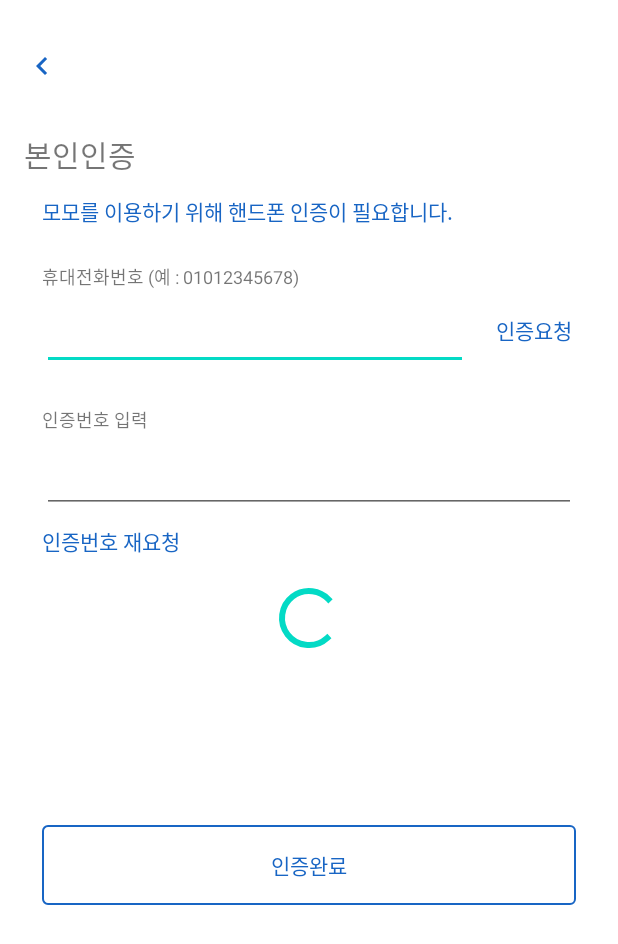
After one commit to jeonggoun/Match_APP, an Android app: the Login02Activity screen opened directly, with no data from a screen before it, on a phone screen of 412 x 824 dp. The commit adds this screen. Shown: the top 944 px of the screen. Run offline under Robolectric (Android 15) with nearby library versions, the light colour scheme and no system bars; our stand-ins replace Firebase (no records; nobody signed in at launch, a user with empty details on screens opened directly).

Commit message:
intro, login01, login02, main 연동 수정필요함 문자인증 실행 완료

```diff
--- a/app/src/main/java/com/example/match_app/JoinActivity.java
+++ b/app/src/main/java/com/example/match_app/JoinActivity.java
@@ -11,7 +11,7 @@ import android.widget.Button;
 import android.widget.EditText;
 import android.widget.Toast;
 
-import com.example.match_app.asynctask.member.Login;
+import com.example.match_app.dto.MemberDTO;
 import com.google.android.gms.tasks.OnCompleteListener;
 import com.google.android.gms.tasks.Task;
 import com.google.firebase.auth.AuthResult;
@@ -54,7 +54,7 @@ public class JoinActivity extends AppCompatActivity {
                     public void onComplete(@NonNull Task<AuthResult> task) {
                         if(task.isSuccessful()) {
                             FirebaseUser firebaseUser = mFirebaseAuth.getCurrentUser();
-                            UserAccount account = new UserAccount();
+                            MemberDTO account = new MemberDTO();
                             account.setIdToken(firebaseUser.getUid());      // 토큰정보 고유값
                             account.setEmailId(firebaseUser.getEmail());
                             account.setPassword(strPwd);
@@ -63,7 +63,7 @@ public class JoinActivity extends AppCompatActivity {
                             // setValue : database에 insert(삽입) 행위
                             mDatabaseRef.child("UserAccount").child(firebaseUser.getUid()).setValue(account);
                             Toast.makeText(JoinActivity.this, "회원가입을 성공하셨습니다.", Toast.LENGTH_SHORT).show();
-                            Intent intent = new Intent(JoinActivity.this, LoginActivity.class);
+                            Intent intent = new Intent(JoinActivity.this, Login01Activity.class);
                             startActivity(intent);
                         } else {
                             Toast.makeText(JoinActivity.this, "회원가입을 실패하셨습니다.", Toast.LENGTH_SHORT).show();
--- /dev/null
+++ b/app/src/main/java/com/example/match_app/Login02Activity.java
@@ -0,0 +1,151 @@
+package com.example.match_app;
+
+import androidx.annotation.NonNull;
+import androidx.appcompat.app.AppCompatActivity;
+
+import android.content.Intent;
+import android.graphics.Color;
+import android.os.Bundle;
+import android.os.Handler;
+import android.util.Log;
+import android.view.View;
+import android.widget.Button;
+import android.widget.EditText;
+import android.widget.TextView;
+import android.widget.Toast;
+
+import com.google.android.gms.tasks.OnCompleteListener;
+import com.google.android.gms.tasks.Task;
+import com.google.firebase.FirebaseException;
+import com.google.firebase.auth.AuthResult;
+import com.google.firebase.auth.FirebaseAuth;
+import com.google.firebase.auth.FirebaseUser;
+import com.google.firebase.auth.PhoneAuthCredential;
+import com.google.firebase.auth.PhoneAuthOptions;
+import com.google.firebase.auth.PhoneAuthProvider;
+
+import java.util.concurrent.TimeUnit;
+
+public class Login02Activity extends AppCompatActivity {
+    private static final String TAG = "Login02Activity MAIN : ";
+    private TextView auth_request, auth_retry, auth_finish, tv_auth05;
+    private EditText et_phone, et_auth_enter;
+    private FirebaseAuth auth;
+    private PhoneAuthProvider.OnVerificationStateChangedCallbacks mCallBacks;
+    private FirebaseAuth firebaseAuth;
+    private String otp;
+
+    @Override
+    protected void onCreate(Bundle savedInstanceState) {
+        super.onCreate(savedInstanceState);
+        setContentView(R.layout.activity_login02);
+
+        tv_auth05 = findViewById(R.id.tv_auth05);
+        auth_request = findViewById(R.id.auth_request);
+        auth_retry = findViewById(R.id.auth_retry);
+        auth_finish = findViewById(R.id.auth_finish);
+        et_phone = findViewById(R.id.et_phone);
+        et_auth_enter = findViewById(R.id.et_auth_enter);
+
+        auth = FirebaseAuth.getInstance();
+        firebaseAuth = FirebaseAuth.getInstance();
+
+        auth_request.setOnClickListener(new View.OnClickListener() {
+            @Override
+            public void onClick(View v) {
+                String phone = et_phone.getText().toString();
+                String phoneNumber = "+82"+""+phone.substring(1,phone.length()-1);
+                Log.d(TAG, "onClick: "+phoneNumber);
+
+                if (!phone.isEmpty()) {
+                    PhoneAuthOptions options = PhoneAuthOptions.newBuilder(auth)
+                            .setPhoneNumber(phoneNumber)
+                            .setTimeout(90L, TimeUnit.SECONDS)
+                            .setActivity(Login02Activity.this)
+                            .setCallbacks(mCallBacks)
+                            .build();
+                    PhoneAuthProvider.verifyPhoneNumber(options);
+                }else {
+                    tv_auth05.setText("전화번호를 입력해주세요");
+                    tv_auth05.setTextColor(Color.RED);
+                    tv_auth05.setVisibility(View.VISIBLE);
+                }
+            }
+        });
+
+        mCallBacks = new PhoneAuthProvider.OnVerificationStateChangedCallbacks() {
+            @Override
+            public void onVerificationCompleted(@NonNull PhoneAuthCredential phoneAuthCredential) {
+                singIn(phoneAuthCredential);
+            }
+
+            @Override
+            public void onVerificationFailed(@NonNull FirebaseException e) {
+                tv_auth05.setText(e.getMessage());
+                tv_auth05.setTextColor(Color.RED);
+                tv_auth05.setVisibility(View.VISIBLE);
+            }
+
+            @Override
+            public void onCodeSent(@NonNull String s, @NonNull PhoneAuthProvider.ForceResendingToken forceResendingToken) {
+                super.onCodeSent(s, forceResendingToken);
+
+                // 코드가 자동 입력이 안될 시 사용자가 수동으로 코드 입력해야함
+                tv_auth05.setText("코드가 발송됐습니다.");
+                tv_auth05.setText(View.VISIBLE);
+                otp = s;
+
+                new Handler().postDelayed(new Runnable() {
+                    @Override
+                    public void run() {
+
+                    }
+                }, 10000);
+
+                auth_finish.setOnClickListener(new View.OnClickListener() {
+                    @Override
+                    public void onClick(View v) {
+                        String auth_enter = et_auth_enter.getText().toString();
+                        if(!auth_enter.isEmpty()){
+                            PhoneAuthCredential credential = PhoneAuthProvider.getCredential(otp, auth_enter);
+                            singIn(credential);
+                        } else {
+                            Toast.makeText(Login02Activity.this, "인증번호를 다시 확인해주세요.", Toast.LENGTH_SHORT).show();
+                        }
+                    }
+                });
+            }
+        };
+    }
+
+    // 시작시 유저정보가 있으면 메인으로 건너가기
+/*    @Override
+    protected void onStart() {
+        super.onStart();
+        FirebaseUser user = auth.getCurrentUser();
+        if (user != null) {
+            sendToMain();
+        }
+    }*/
+
+    private void sendToMain() {
+        Intent mainIntent = new Intent(Login02Activity.this,MainActivity.class);
+        startActivity(mainIntent);
+        finish();
+    }
+
+    private void singIn(PhoneAuthCredential credential) {
+        auth.signInWithCredential(credential).addOnCompleteListener(new OnCompleteListener<AuthResult>() {
+            @Override
+            public void onComplete(@NonNull Task<AuthResult> task) {
+                if (task.isSuccessful()) {
+                    sendToMain();
+                } else {
+                    tv_auth05.setText(task.getException().getMessage());
+                    tv_auth05.setTextColor(Color.RED);
+                    tv_auth05.setVisibility(View.VISIBLE);
+                }
+            }
+        });
+    }
+}
--- /dev/null
+++ b/app/src/main/res/drawable/bg_custom_button01.xml
@@ -0,0 +1,11 @@
+<?xml version="1.0" encoding="utf-8"?>
+<selector xmlns:android="http://schemas.android.com/apk/res/android">
+    <item android:state_focused="false" android:state_pressed="false">
+        <shape>
+            <solid android:color="#ffffff"/>
+            <stroke android:color="#1865C4" android:width="1dp"/>
+            <corners android:radius="3dp"/>
+        </shape>
+    </item>
+
+</selector>
--- /dev/null
+++ b/app/src/main/res/drawable/ic_baseline_keyboard_arrow_left_24.xml
@@ -0,0 +1,5 @@
+<vector android:height="24dp" android:tint="#1865C4"
+    android:viewportHeight="24" android:viewportWidth="24"
+    android:width="24dp" xmlns:android="http://schemas.android.com/apk/res/android">
+    <path android:fillColor="@android:color/white" android:pathData="M15.41,16.59L10.83,12l4.58,-4.59L14,6l-6,6 6,6 1.41,-1.41z"/>
+</vector>
--- a/app/src/main/res/layout/activity_login.xml
+++ b/app/src/main/res/layout/activity_login01.xml
@@ -5,7 +5,7 @@
     android:id="@+id/activity_login"
     android:layout_width="match_parent"
     android:layout_height="match_parent"
-    tools:context=".LoginActivity">
+    tools:context=".Login01Activity">
 
     <EditText
         android:id="@+id/et_email"
--- /dev/null
+++ b/app/src/main/res/layout/activity_login02.xml
@@ -0,0 +1,169 @@
+<?xml version="1.0" encoding="utf-8"?>
+<androidx.constraintlayout.widget.ConstraintLayout xmlns:android="http://schemas.android.com/apk/res/android"
+    xmlns:app="http://schemas.android.com/apk/res-auto"
+    xmlns:tools="http://schemas.android.com/tools"
+    android:layout_width="match_parent"
+    android:layout_height="match_parent"
+    tools:context=".Login02Activity">
+
+    <ImageView
+        android:id="@+id/iv_back"
+        android:layout_width="wrap_content"
+        android:layout_height="wrap_content"
+        android:layout_marginStart="16dp"
+        android:layout_marginLeft="16dp"
+        android:layout_marginTop="32dp"
+        app:layout_constraintStart_toStartOf="parent"
+        app:layout_constraintTop_toTopOf="parent"
+        android:src="@drawable/ic_baseline_keyboard_arrow_left_24" />
+
+    <TextView
+        android:id="@+id/tv_auth01"
+        android:layout_width="wrap_content"
+        android:layout_height="wrap_content"
+        android:layout_marginStart="16dp"
+        android:layout_marginLeft="16dp"
+        android:layout_marginTop="32dp"
+        android:text="본인인증"
+        android:textSize="20sp"
+        app:layout_constraintStart_toStartOf="parent"
+        app:layout_constraintTop_toBottomOf="@+id/iv_back" />
+
+    <TextView
+        android:id="@+id/tv_auth03"
+        android:layout_width="wrap_content"
+        android:layout_height="wrap_content"
+        android:layout_marginStart="28dp"
+        android:layout_marginLeft="28dp"
+        android:layout_marginTop="24dp"
+        android:text="휴대전화번호 (예 : 01012345678)"
+        android:textSize="12sp"
+        app:layout_constraintStart_toStartOf="parent"
+        app:layout_constraintTop_toBottomOf="@+id/tv_auth02" />
+
+    <TextView
+        android:id="@+id/tv_auth02"
+        android:layout_width="wrap_content"
+        android:layout_height="wrap_content"
+        android:layout_marginStart="28dp"
+        android:layout_marginLeft="28dp"
+        android:layout_marginTop="12dp"
+        android:text="모모를 이용하기 위해 핸드폰 인증이 필요합니다."
+        android:textColor="#1865C4"
+        android:textSize="14sp"
+        app:layout_constraintStart_toStartOf="parent"
+        app:layout_constraintTop_toBottomOf="@+id/tv_auth01" />
+
+    <EditText
+        android:id="@+id/et_phone"
+        android:layout_width="0dp"
+        android:layout_height="wrap_content"
+        android:layout_marginStart="28dp"
+        android:layout_marginLeft="28dp"
+        android:layout_marginTop="8dp"
+        android:layout_marginEnd="100dp"
+        android:layout_marginRight="100dp"
+        android:inputType="phone"
+        app:layout_constraintEnd_toEndOf="parent"
+        app:layout_constraintStart_toStartOf="parent"
+        app:layout_constraintTop_toBottomOf="@+id/tv_auth03" />
+
+    <TextView
+        android:id="@+id/auth_request"
+        android:layout_width="wrap_content"
+        android:layout_height="wrap_content"
+        android:layout_marginStart="12dp"
+        android:layout_marginLeft="12dp"
+        android:layout_marginTop="8dp"
+        android:layout_marginEnd="24dp"
+        android:layout_marginRight="24dp"
+        android:text="인증요청"
+        android:textColor="#1865C4"
+        android:textSize="14sp"
+        app:layout_constraintEnd_toEndOf="parent"
+        app:layout_constraintStart_toEndOf="@+id/et_phone"
+        app:layout_constraintTop_toTopOf="@+id/et_phone" />
+
+    <TextView
+        android:id="@+id/tv_auth04"
+        android:layout_width="wrap_content"
+        android:layout_height="wrap_content"
+        android:layout_marginStart="28dp"
+        android:layout_marginLeft="28dp"
+        android:layout_marginTop="24dp"
+        android:text="인증번호 입력"
+        android:textSize="12sp"
+        app:layout_constraintStart_toStartOf="parent"
+        app:layout_constraintTop_toBottomOf="@+id/et_phone" />
+
+    <EditText
+        android:id="@+id/et_auth_enter"
+        android:layout_width="0dp"
+        android:layout_height="wrap_content"
+        android:layout_marginStart="28dp"
+        android:layout_marginLeft="28dp"
+        android:layout_marginTop="8dp"
+        android:layout_marginEnd="28dp"
+        android:layout_marginRight="28dp"
+        android:inputType="phone"
+        app:layout_constraintEnd_toEndOf="parent"
+        app:layout_constraintStart_toStartOf="parent"
+        app:layout_constraintTop_toBottomOf="@+id/tv_auth04" />
+
+    <TextView
+        android:id="@+id/auth_retry"
+        android:layout_width="wrap_content"
+        android:layout_height="wrap_content"
+        android:layout_marginStart="28dp"
+        android:layout_marginLeft="28dp"
+        android:layout_marginTop="8dp"
+        android:text="인증번호 재요청"
+        android:textColor="#1865C4"
+        android:textSize="14sp"
+        app:layout_constraintStart_toStartOf="parent"
+        app:layout_constraintTop_toBottomOf="@+id/et_auth_enter" />
+
+    <TextView
+        android:id="@+id/tv_auth05"
+        android:layout_width="wrap_content"
+        android:layout_height="wrap_content"
+        android:layout_marginBottom="40dp"
+        android:text="경고창"
+        android:textColor="#00E309"
+        android:textSize="22sp"
+        android:gravity="center"
+        android:visibility="invisible"
+        app:layout_constraintBottom_toTopOf="@+id/auth_finish"
+        app:layout_constraintEnd_toEndOf="parent"
+        app:layout_constraintStart_toStartOf="parent" />
+
+    <TextView
+        android:id="@+id/auth_finish"
+        android:layout_width="0dp"
+        android:layout_height="wrap_content"
+        android:layout_marginStart="28dp"
+        android:layout_marginTop="550dp"
+        android:layout_marginEnd="28dp"
+        android:background="@drawable/bg_custom_button01"
+        android:gravity="center"
+        android:padding="16dp"
+        android:text="인증완료"
+        android:textColor="#1865C4"
+        android:textSize="14sp"
+        app:layout_constraintEnd_toEndOf="parent"
+        app:layout_constraintHorizontal_bias="0.0"
+        app:layout_constraintStart_toStartOf="parent"
+        app:layout_constraintTop_toTopOf="parent" />
+
+    <ProgressBar
+        android:id="@+id/progressBar"
+        style="?android:attr/progressBarStyle"
+        android:layout_width="wrap_content"
+        android:layout_height="wrap_content"
+        app:layout_constraintBottom_toBottomOf="parent"
+        app:layout_constraintEnd_toEndOf="parent"
+        app:layout_constraintStart_toStartOf="parent"
+        app:layout_constraintTop_toTopOf="parent" />
+
+
+</androidx.constraintlayout.widget.ConstraintLayout>
```
Also changed, not shown: app/src/main/AndroidManifest.xml (+5 -8 lines), app/src/main/java/com/example/match_app/IntroActivity.java (+31 -1 lines), app/src/main/java/com/example/match_app/Login01Activity.java (renamed from app/src/main/java/com/example/match_app/LoginActivity.java, +6 -6 lines), app/src/main/java/com/example/match_app/MainActivity.java (+33 -4 lines), app/src/main/java/com/example/match_app/UserAccount.java (deleted, +0 -39 lines), app/src/main/java/com/example/match_app/dto/MemberDTO.java (+34 -0 lines), app/src/main/res/layout/activity_intro.xml (+10 -0 lines), app/src/main/res/layout/activity_main.xml (+9 -1 lines), 2 other files.
